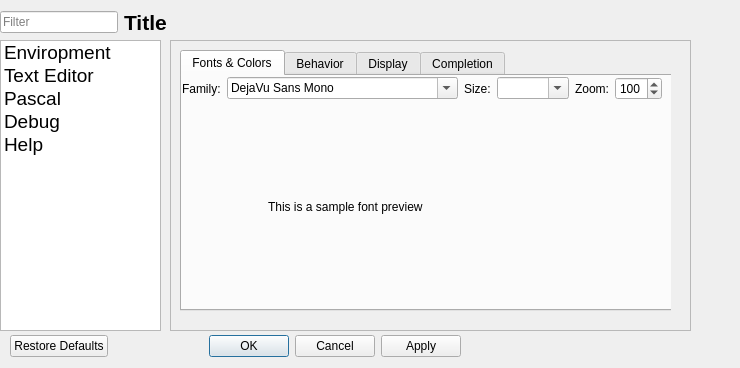
Above: src/qscoptiondialog.ui from nzarko/pascal-dev before the change. Below: the same form after it.
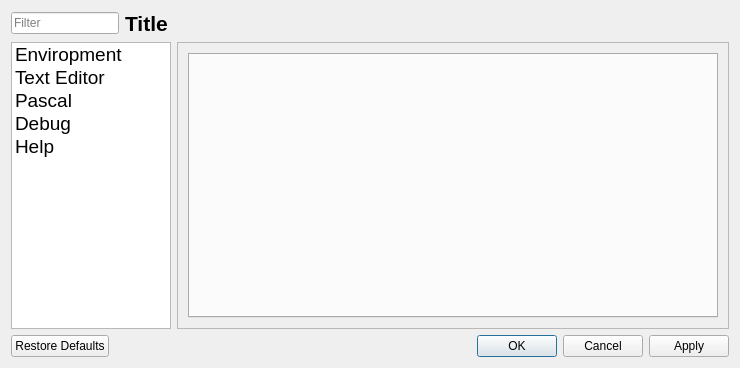
That is the form after the change. The open tabs and pages were chosen to show the change. Icons and pictures are not drawn.

Commit message: Editor Font Settings are ready for use.

What changed in the file:
```diff
--- a/src/qscoptiondialog.ui
+++ b/src/qscoptiondialog.ui
@@ -10,6 +10,12 @@
     <height>368</height>
    </rect>
   </property>
+  <property name="sizePolicy">
+   <sizepolicy hsizetype="Expanding" vsizetype="Preferred">
+    <horstretch>0</horstretch>
+    <verstretch>0</verstretch>
+   </sizepolicy>
+  </property>
   <property name="windowTitle">
    <string>Options</string>
   </property>
@@ -17,30 +23,71 @@
    <iconset resource="resource.qrc">
     <normaloff>:/icons/icons/pascal64.png</normaloff>:/icons/icons/pascal64.png</iconset>
   </property>
-  <widget class="QDialogButtonBox" name="buttonBox">
-   <property name="geometry">
-    <rect>
-     <x>10</x>
-     <y>330</y>
-     <width>451</width>
-     <height>32</height>
-    </rect>
-   </property>
-   <property name="orientation">
-    <enum>Qt::Horizontal</enum>
-   </property>
-   <property name="standardButtons">
-    <set>QDialogButtonBox::Apply|QDialogButtonBox::Cancel|QDialogButtonBox::Ok|QDialogButtonBox::RestoreDefaults</set>
-   </property>
-  </widget>
+  <layout class="QVBoxLayout" name="verticalLayout_2">
+   <item>
+    <layout class="QHBoxLayout" name="horizontalLayout_2"/>
+   </item>
+   <item>
+    <layout class="QHBoxLayout" name="horizontalLayout">
+     <item>
+      <widget class="QLineEdit" name="m_searchLE">
+       <property name="enabled">
+        <bool>true</bool>
+       </property>
+       <property name="sizePolicy">
+        <sizepolicy hsizetype="Fixed" vsizetype="Fixed">
+         <horstretch>0</horstretch>
+         <verstretch>0</verstretch>
+        </sizepolicy>
+       </property>
+       <property name="autoFillBackground">
+        <bool>false</bool>
+       </property>
+       <property name="text">
+        <string comment="Filter"/>
+       </property>
+       <property name="placeholderText">
+        <string>Filter</string>
+       </property>
+      </widget>
+     </item>
+     <item>
+      <widget class="QLabel" name="m_titleLabel">
+       <property name="sizePolicy">
+        <sizepolicy hsizetype="Expanding" vsizetype="Preferred">
+         <horstretch>0</horstretch>
+         <verstretch>0</verstretch>
+        </sizepolicy>
+       </property>
+       <property name="font">
+        <font>
+         <pointsize>16</pointsize>
+         <weight>75</weight>
+         <bold>true</bold>
+        </font>
+       </property>
+       <property name="text">
+        <string>Title</string>
+       </property>
+      </widget>
+     </item>
+    </layout>
+   </item>
+   <item>
+    <layout class="QHBoxLayout" name="horizontalLayout_3">
+     <item>
   <widget class="QListWidget" name="m_categoriesLW">
-   <property name="geometry">
-    <rect>
-     <x>0</x>
-     <y>40</y>
-     <width>161</width>
-     <height>291</height>
-    </rect>
+       <property name="sizePolicy">
+        <sizepolicy hsizetype="Fixed" vsizetype="Expanding">
+         <horstretch>0</horstretch>
+         <verstretch>0</verstretch>
+        </sizepolicy>
+       </property>
+       <property name="maximumSize">
+        <size>
+         <width>160</width>
+         <height>16777215</height>
+        </size>
    </property>
    <property name="font">
     <font>
@@ -112,30 +159,24 @@
     </property>
    </item>
   </widget>
+     </item>
+     <item>
   <widget class="QFrame" name="frame">
-   <property name="geometry">
-    <rect>
-     <x>170</x>
-     <y>40</y>
-     <width>521</width>
-     <height>291</height>
-    </rect>
-   </property>
    <property name="frameShape">
     <enum>QFrame::StyledPanel</enum>
    </property>
    <property name="frameShadow">
     <enum>QFrame::Raised</enum>
    </property>
+       <layout class="QVBoxLayout" name="verticalLayout">
+        <property name="spacing">
+         <number>1</number>
+        </property>
+        <property name="margin">
+         <number>1</number>
+        </property>
+        <item>
    <widget class="QStackedWidget" name="stackedWidget">
-    <property name="geometry">
-     <rect>
-      <x>0</x>
-      <y>0</y>
-      <width>501</width>
-      <height>291</height>
-     </rect>
-    </property>
     <property name="currentIndex">
      <number>1</number>
     </property>
@@ -165,189 +206,37 @@
      </widget>
     </widget>
     <widget class="QWidget" name="m_editorPage">
+           <layout class="QVBoxLayout" name="verticalLayout_4">
+            <item>
      <widget class="QTabWidget" name="m_editorTabWidget">
-      <property name="geometry">
-       <rect>
-        <x>10</x>
-        <y>10</y>
-        <width>501</width>
-        <height>261</height>
-       </rect>
-      </property>
       <property name="currentIndex">
-       <number>0</number>
-      </property>
-      <widget class="QWidget" name="m_fontTab">
-       <attribute name="title">
-        <string>Fonts &amp;&amp; Colors</string>
-       </attribute>
-       <widget class="QLabel" name="m_fontPreviewLabel">
-        <property name="geometry">
-         <rect>
-          <x>86</x>
-          <y>100</y>
-          <width>291</width>
-          <height>61</height>
-         </rect>
-        </property>
-        <property name="text">
-         <string>This is a sample font preview</string>
-        </property>
-       </widget>
-       <widget class="QWidget" name="">
-        <property name="geometry">
-         <rect>
-          <x>0</x>
-          <y>0</y>
-          <width>480</width>
-          <height>25</height>
-         </rect>
-        </property>
-        <layout class="QHBoxLayout" name="horizontalLayout_2">
-         <item>
-          <widget class="QLabel" name="label">
-           <property name="text">
-            <string>Family:</string>
-           </property>
-          </widget>
-         </item>
-         <item>
-          <widget class="QFontComboBox" name="m_fontComboBox">
-           <property name="currentFont">
-            <font>
-             <family>DejaVu Sans Mono</family>
-             <pointsize>11</pointsize>
-            </font>
-           </property>
-          </widget>
-         </item>
-         <item>
-          <spacer name="horizontalSpacer">
-           <property name="orientation">
-            <enum>Qt::Horizontal</enum>
-           </property>
-           <property name="sizeHint" stdset="0">
-            <size>
-             <width>18</width>
-             <height>20</height>
-            </size>
-           </property>
-          </spacer>
-         </item>
-         <item>
-          <widget class="QLabel" name="label_2">
-           <property name="text">
-            <string>Size:</string>
-           </property>
-          </widget>
-         </item>
-         <item>
-          <widget class="QComboBox" name="m_fontSizeCB">
-           <property name="editable">
-            <bool>true</bool>
-           </property>
-          </widget>
-         </item>
-         <item>
-          <spacer name="horizontalSpacer_2">
-           <property name="orientation">
-            <enum>Qt::Horizontal</enum>
-           </property>
-           <property name="sizeHint" stdset="0">
-            <size>
-             <width>18</width>
-             <height>20</height>
-            </size>
-           </property>
-          </spacer>
-         </item>
-         <item>
-          <widget class="QLabel" name="label_3">
-           <property name="text">
-            <string>Zoom:</string>
-           </property>
-          </widget>
-         </item>
-         <item>
-          <widget class="QSpinBox" name="m_fontZoomSB">
-           <property name="maximum">
-            <number>300</number>
-           </property>
-           <property name="singleStep">
-            <number>10</number>
-           </property>
-           <property name="value">
-            <number>100</number>
+               <number>-1</number>
            </property>
           </widget>
          </item>
         </layout>
-       </widget>
-      </widget>
-      <widget class="QWidget" name="m_behaviorTab">
-       <attribute name="title">
-        <string>Behavior</string>
-       </attribute>
-      </widget>
-      <widget class="QWidget" name="m_displayTab">
-       <attribute name="title">
-        <string>Display</string>
-       </attribute>
-      </widget>
-      <widget class="QWidget" name="m_completionTab">
-       <attribute name="title">
-        <string>Completion</string>
-       </attribute>
-      </widget>
-     </widget>
     </widget>
     <widget class="QWidget" name="m_pascalPage"/>
     <widget class="QWidget" name="m_debugPage"/>
     <widget class="QWidget" name="m_helpPage"/>
    </widget>
-  </widget>
-  <widget class="QWidget" name="">
-   <property name="geometry">
-    <rect>
-     <x>0</x>
-     <y>10</y>
-     <width>167</width>
-     <height>24</height>
-    </rect>
-   </property>
-   <layout class="QHBoxLayout" name="horizontalLayout">
-    <item>
-     <widget class="QLineEdit" name="m_searchLE">
-      <property name="enabled">
-       <bool>true</bool>
-      </property>
-      <property name="autoFillBackground">
-       <bool>false</bool>
-      </property>
-      <property name="text">
-       <string comment="Filter"/>
-      </property>
-      <property name="placeholderText">
-       <string>Filter</string>
-      </property>
-     </widget>
-    </item>
+        </item>
+       </layout>
+      </widget>
+     </item>
+    </layout>
+   </item>
     <item>
-     <widget class="QLabel" name="m_titleLabel">
-      <property name="font">
-       <font>
-        <pointsize>16</pointsize>
-        <weight>75</weight>
-        <bold>true</bold>
-       </font>
-      </property>
-      <property name="text">
-       <string>Title</string>
+    <widget class="QDialogButtonBox" name="buttonBox">
+     <property name="orientation">
+      <enum>Qt::Horizontal</enum>
+     </property>
+     <property name="standardButtons">
+      <set>QDialogButtonBox::Apply|QDialogButtonBox::Cancel|QDialogButtonBox::Ok|QDialogButtonBox::RestoreDefaults</set>
       </property>
      </widget>
     </item>
    </layout>
-  </widget>
  </widget>
  <resources>
   <include location="resource.qrc"/>
```
Left out of the diff: 30 changed lines with no effect on the pictures. Lines whose indentation alone changed are shown as unchanged. The commit also changes 13 other files.
